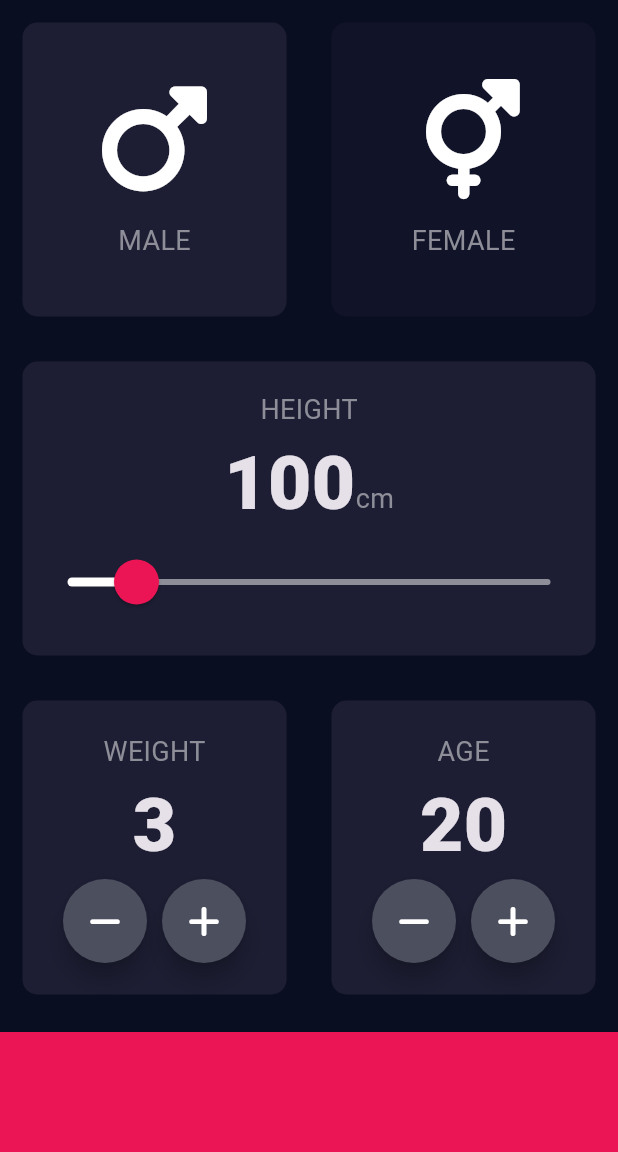
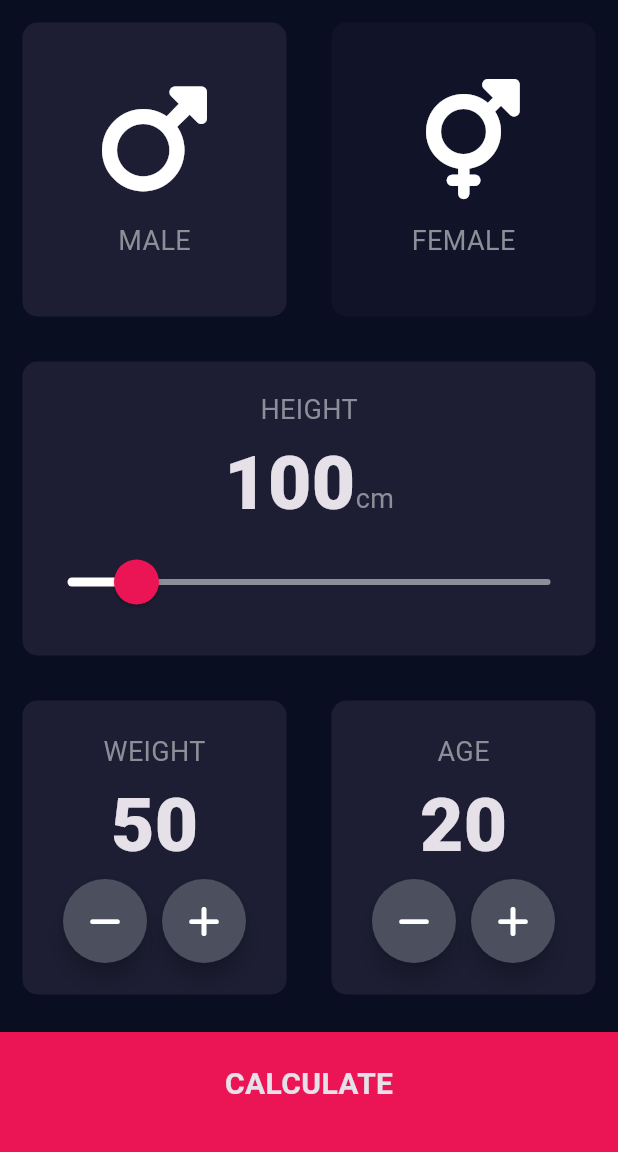
Before and after one commit to PrifiyiaNunes/BMICalculator, a Flutter app: the screen it shows after launch, on a phone screen of 412 x 824 dp, the part 84-1236 px from its top. Run offline on Flutter 3.47's test engine with Material 3 defaults, Android fonts, the phone set to English and light mode, and no system bars; our stand-ins replace font_awesome_flutter.

```diff
--- /dev/null
+++ b/lib/Components/BottomButton.dart
@@ -0,0 +1,30 @@
+import 'package:flutter/material.dart';
+import 'package:bmi_calculator/Constants.dart';
+
+class BottomButton extends StatelessWidget {
+
+  BottomButton({required this.label, this.onTap});
+
+  String label;
+  final Function()? onTap;
+
+  @override
+  Widget build(BuildContext context) {
+    return GestureDetector(
+      onTap: onTap,
+      child: Container(
+        color: kBottomContainerColor,
+        margin: EdgeInsets.only(top: 10.0),
+        width: double.infinity,
+        height: kBottomContainerHeight,
+        padding: EdgeInsets.only(bottom: 10.0),
+        child: Center(
+          child: Text(
+            label,
+            style: kMediumLabelStyle,
+          ),
+        ),
+      ),
+    );
+  }
+}
--- a/lib/Constants.dart
+++ b/lib/Constants.dart
@@ -10,6 +10,11 @@ const kLargeLabelStyle = TextStyle(
   fontWeight: FontWeight.w900,
 );
 
+const kMediumLabelStyle = TextStyle(
+  fontSize: 20.0,
+  fontWeight: FontWeight.bold,
+);
+
 const kBottomContainerHeight = 80.0;
 const kActiveCardColor = Color(0xFF1D1E33);
 const kInActiveCardColor = Color(0xFF111328);
--- a/lib/MyHomePage.dart
+++ b/lib/Screen/MyHomePage.dart
@@ -1,9 +1,12 @@
+import 'package:bmi_calculator/Screen/DetailPage.dart';
 import 'package:flutter/material.dart';
 import 'package:font_awesome_flutter/font_awesome_flutter.dart';
-import 'package:bmi_calculator/IconContent.dart';
-import 'package:bmi_calculator/ContainerWidget.dart';
+import 'package:bmi_calculator/Components/IconContent.dart';
+import 'package:bmi_calculator/Components/ContainerWidget.dart';
 import 'package:bmi_calculator/Constants.dart';
-import 'RoundIconButton.dart';
+import '../Components/RoundIconButton.dart';
+import 'package:bmi_calculator/Components/BottomButton.dart';
+import 'package:bmi_calculator/CalculatorBrain.dart';
 
 enum Gender {
   male,
@@ -21,7 +24,7 @@ class MyHomePage extends StatefulWidget {
 class _MyHomePageState extends State<MyHomePage> {
   Gender selectedGender = Gender.male;
   int heightValue = 100;
-  int weight = 3;
+  int weight = 50;
   int age = 20;
 
   @override
@@ -212,11 +215,18 @@ class _MyHomePageState extends State<MyHomePage> {
               ],
             ),
           ),
-          Container(
-            color: kBottomContainerColor,
-            margin: EdgeInsets.only(top: 10.0),
-            width: double.infinity,
-            height: kBottomContainerHeight,
+          BottomButton(
+            label: "CALCULATE",
+            onTap: () {
+              CalculatorBrain calculatorBrain = CalculatorBrain(height: heightValue, weight: weight);
+              Navigator.push(
+                context,
+                MaterialPageRoute(builder: (context) => DetailPage(
+                  result: calculatorBrain.calculateBMI(),
+                  calculateValue: calculatorBrain.getResult(),
+                  remark: calculatorBrain.getAdvice(),)),
+              );
+            },
           ),
         ],
       ),
--- a/lib/main.dart
+++ b/lib/main.dart
@@ -1,5 +1,5 @@
 import 'package:flutter/material.dart';
-import 'package:bmi_calculator/MyHomePage.dart';
+import 'package:bmi_calculator/Screen/MyHomePage.dart';
 
 void main() => runApp(const MyApp());
 
```
Also changed, not shown: lib/CalculatorBrain.dart (added, +36 -0 lines), lib/Screen/DetailPage.dart (added, +66 -0 lines), lib/Components/ContainerWidget.dart (renamed from lib/ContainerWidget.dart), lib/Components/IconContent.dart (renamed from lib/IconContent.dart), lib/Components/RoundIconButton.dart (renamed from lib/RoundIconButton.dart).
